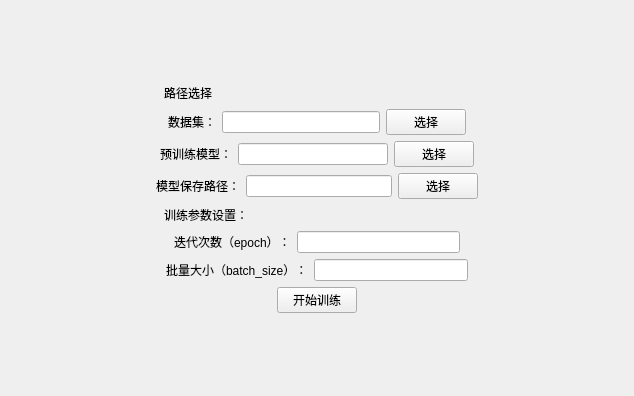
First picture: the form in ui/layout/UI_TrainPage.ui, repository Zdh-501/OCRQt, before the edit.
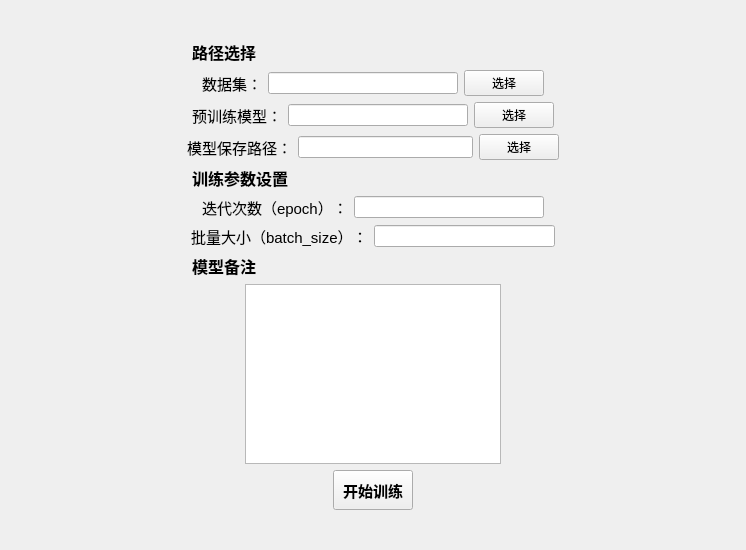
Second picture: the form after the edit.

What changed in the file:
```diff
--- a/ui/layout/UI_TrainPage.ui
+++ b/ui/layout/UI_TrainPage.ui
@@ -6,8 +6,8 @@
    <rect>
     <x>0</x>
     <y>0</y>
-    <width>634</width>
-    <height>396</height>
+    <width>746</width>
+    <height>550</height>
    </rect>
   </property>
   <property name="windowTitle">
@@ -44,6 +44,13 @@
      </item>
      <item>
       <widget class="QLabel" name="label_4">
+       <property name="font">
+        <font>
+         <pointsize>12</pointsize>
+         <weight>75</weight>
+         <bold>true</bold>
+        </font>
+       </property>
        <property name="text">
         <string>路径选择</string>
        </property>
@@ -81,13 +88,22 @@
      </item>
      <item>
       <widget class="QLabel" name="label">
+       <property name="font">
+        <font>
+         <pointsize>11</pointsize>
+        </font>
+       </property>
        <property name="text">
         <string>数据集：</string>
        </property>
       </widget>
      </item>
      <item>
-      <widget class="QLineEdit" name="lineEdit"/>
+      <widget class="QLineEdit" name="lineEdit">
+       <property name="alignment">
+        <set>Qt::AlignLeading|Qt::AlignLeft|Qt::AlignVCenter</set>
+       </property>
+      </widget>
      </item>
      <item>
       <widget class="QPushButton" name="pushButton">
@@ -128,13 +144,22 @@
      </item>
      <item>
       <widget class="QLabel" name="label_2">
+       <property name="font">
+        <font>
+         <pointsize>11</pointsize>
+        </font>
+       </property>
        <property name="text">
         <string>预训练模型：</string>
        </property>
       </widget>
      </item>
      <item>
-      <widget class="QLineEdit" name="lineEdit_2"/>
+      <widget class="QLineEdit" name="lineEdit_2">
+       <property name="alignment">
+        <set>Qt::AlignLeading|Qt::AlignLeft|Qt::AlignVCenter</set>
+       </property>
+      </widget>
      </item>
      <item>
       <widget class="QPushButton" name="pushButton_2">
@@ -175,13 +200,22 @@
      </item>
      <item>
       <widget class="QLabel" name="label_3">
+       <property name="font">
+        <font>
+         <pointsize>11</pointsize>
+        </font>
+       </property>
        <property name="text">
         <string>模型保存路径：</string>
        </property>
       </widget>
      </item>
      <item>
-      <widget class="QLineEdit" name="lineEdit_3"/>
+      <widget class="QLineEdit" name="lineEdit_3">
+       <property name="alignment">
+        <set>Qt::AlignLeading|Qt::AlignLeft|Qt::AlignVCenter</set>
+       </property>
+      </widget>
      </item>
      <item>
       <widget class="QPushButton" name="pushButton_3">
@@ -222,8 +256,15 @@
      </item>
      <item>
       <widget class="QLabel" name="label_5">
+       <property name="font">
+        <font>
+         <pointsize>12</pointsize>
+         <weight>75</weight>
+         <bold>true</bold>
+        </font>
+       </property>
        <property name="text">
-        <string>训练参数设置：</string>
+        <string>训练参数设置</string>
        </property>
       </widget>
      </item>
@@ -259,13 +300,22 @@
      </item>
      <item>
       <widget class="QLabel" name="label_6">
+       <property name="font">
+        <font>
+         <pointsize>11</pointsize>
+        </font>
+       </property>
        <property name="text">
         <string>迭代次数（epoch）：</string>
        </property>
       </widget>
      </item>
      <item>
-      <widget class="QLineEdit" name="lineEdit_4"/>
+      <widget class="QLineEdit" name="lineEdit_4">
+       <property name="alignment">
+        <set>Qt::AlignLeading|Qt::AlignLeft|Qt::AlignVCenter</set>
+       </property>
+      </widget>
      </item>
      <item>
       <spacer name="horizontalSpacer_14">
@@ -299,13 +349,22 @@
      </item>
      <item>
       <widget class="QLabel" name="label_7">
+       <property name="font">
+        <font>
+         <pointsize>11</pointsize>
+        </font>
+       </property>
        <property name="text">
         <string>批量大小（batch_size）：</string>
        </property>
       </widget>
      </item>
      <item>
-      <widget class="QLineEdit" name="lineEdit_5"/>
+      <widget class="QLineEdit" name="lineEdit_5">
+       <property name="alignment">
+        <set>Qt::AlignLeading|Qt::AlignLeft|Qt::AlignVCenter</set>
+       </property>
+      </widget>
      </item>
      <item>
       <spacer name="horizontalSpacer_16">
@@ -323,9 +382,89 @@
     </layout>
    </item>
    <item>
-    <layout class="QHBoxLayout" name="horizontalLayout_8">
+    <layout class="QHBoxLayout" name="horizontalLayout_8"/>
+   </item>
+   <item>
+    <layout class="QHBoxLayout" name="horizontalLayout_11" stretch="1,1,2">
      <item>
-      <spacer name="horizontalSpacer_5">
+      <spacer name="horizontalSpacer_19">
+       <property name="orientation">
+        <enum>Qt::Horizontal</enum>
+       </property>
+       <property name="sizeHint" stdset="0">
+        <size>
+         <width>40</width>
+         <height>20</height>
+        </size>
+       </property>
+      </spacer>
+     </item>
+     <item>
+      <widget class="QLabel" name="label_8">
+       <property name="font">
+        <font>
+         <pointsize>12</pointsize>
+         <weight>75</weight>
+         <bold>true</bold>
+        </font>
+       </property>
+       <property name="text">
+        <string>模型备注</string>
+       </property>
+      </widget>
+     </item>
+     <item>
+      <spacer name="horizontalSpacer_20">
+       <property name="orientation">
+        <enum>Qt::Horizontal</enum>
+       </property>
+       <property name="sizeHint" stdset="0">
+        <size>
+         <width>40</width>
+         <height>20</height>
+        </size>
+       </property>
+      </spacer>
+     </item>
+    </layout>
+   </item>
+   <item>
+    <layout class="QHBoxLayout" name="horizontalLayout_9">
+     <item>
+      <spacer name="horizontalSpacer_17">
+       <property name="orientation">
+        <enum>Qt::Horizontal</enum>
+       </property>
+       <property name="sizeHint" stdset="0">
+        <size>
+         <width>40</width>
+         <height>20</height>
+        </size>
+       </property>
+      </spacer>
+     </item>
+     <item>
+      <widget class="QTextEdit" name="textEdit"/>
+     </item>
+     <item>
+      <spacer name="horizontalSpacer_18">
+       <property name="orientation">
+        <enum>Qt::Horizontal</enum>
+       </property>
+       <property name="sizeHint" stdset="0">
+        <size>
+         <width>40</width>
+         <height>20</height>
+        </size>
+       </property>
+      </spacer>
+     </item>
+    </layout>
+   </item>
+   <item>
+    <layout class="QHBoxLayout" name="horizontalLayout_10">
+     <item>
+      <spacer name="horizontalSpacer_6">
        <property name="orientation">
         <enum>Qt::Horizontal</enum>
        </property>
@@ -339,13 +478,26 @@
      </item>
      <item>
       <widget class="QPushButton" name="pushButton_4">
+       <property name="minimumSize">
+        <size>
+         <width>50</width>
+         <height>40</height>
+        </size>
+       </property>
+       <property name="font">
+        <font>
+         <pointsize>11</pointsize>
+         <weight>75</weight>
+         <bold>true</bold>
+        </font>
+       </property>
        <property name="text">
         <string>开始训练</string>
        </property>
       </widget>
      </item>
      <item>
-      <spacer name="horizontalSpacer_6">
+      <spacer name="horizontalSpacer_5">
        <property name="orientation">
         <enum>Qt::Horizontal</enum>
        </property>
```
